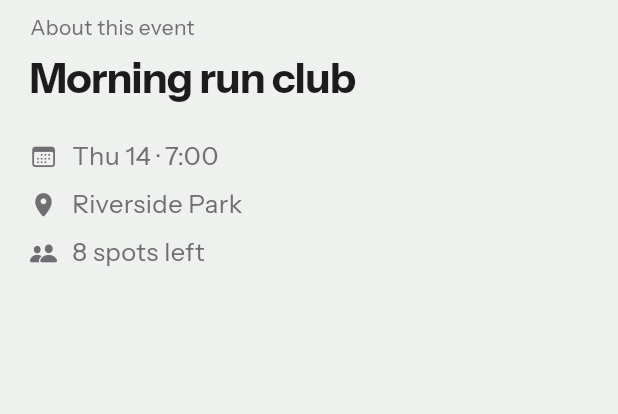
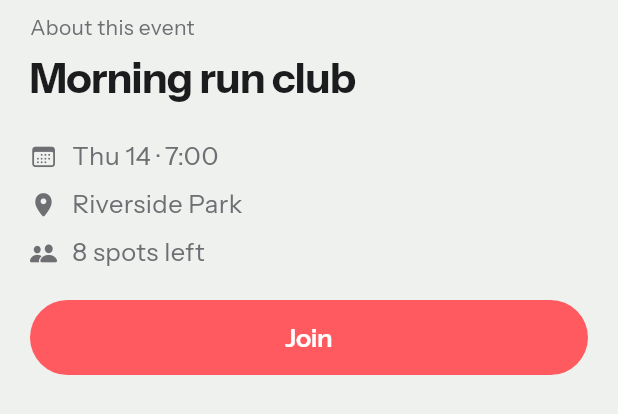
Before and after one commit to jeremyessien/poise, a Flutter app: the EventDetails widget shown alone on an empty page, opened directly with sample values from the repository, on a phone screen of 412 x 824 dp. Shown: the top 414 px of the screen. Run offline on Flutter 3.47's test engine with Material 3 defaults, Android fonts, the phone set to English and light mode, and no system bars.

Commit message:
Join events in Gather with TextSwap, and show it off
The event sheet gains a join button whose label swaps from Join to
Joining… to You're in. TextSwap gets its recipe page, where tapping the
button steps through the three labels, and the tour gains a change
chapter: it opens an event, joins it, and pulls the sheet away.

```diff
--- a/gallery/lib/src/gather/event_details.dart
+++ b/gallery/lib/src/gather/event_details.dart
@@ -1,16 +1,37 @@
 import 'package:flutter/cupertino.dart';
 
+import 'package:poise_registry/text_swap/text_swap.dart';
+
 import 'events.dart';
+import 'gather_button.dart';
 import 'gather_style.dart';
+
+/// Where someone is in joining an event.
+enum JoinState {
+  open('Join'),
+  joining('Joining…'),
+  joined("You're in");
+
+  const JoinState(this.label);
+
+  final String label;
+}
 
 /// What the sheet shows when an event is opened in Gather.
 final class EventDetails extends StatelessWidget {
-  const EventDetails({super.key, required this.event});
+  const EventDetails({
+    super.key,
+    required this.event,
+    required this.joinState,
+    required this.onJoin,
+  });
 
   /// Heads the details, and gives the tour something to drag the sheet by.
   static const heading = 'About this event';
 
   final GatherEvent event;
+  final JoinState joinState;
+  final VoidCallback onJoin;
 
   @override
   Widget build(BuildContext context) => Padding(
@@ -32,6 +53,8 @@ final class EventDetails extends StatelessWidget {
           icon: CupertinoIcons.person_2_fill,
           text: '${event.spotsLeft} spots left',
         ),
+        const SizedBox(height: 20),
+        GatherButton(label: TextSwap(joinState.label), onTap: onJoin),
       ],
     ),
   );
--- a/gallery/lib/src/recipes.dart
+++ b/gallery/lib/src/recipes.dart
@@ -37,6 +37,20 @@ PoiseSheet(
   child: EventDetails(event: event),
 )''',
   ),
+  textSwap(
+    'TextSwap',
+    'Text that changes where it stands, rolling the new words in and '
+        'announcing them to screen readers.',
+    [MotionWord.change],
+    '''
+TextSwap(
+  switch (state) {
+    JoinState.open => 'Join',
+    JoinState.joining => 'Joining…',
+    JoinState.joined => "You're in",
+  },
+)''',
+  ),
   staggeredColumn(
     'StaggeredColumn',
     'A column whose children arrive one after another, spaced by the '
```
Also changed, not shown: gallery/lib/src/gather/gather_screen.dart (+21 -1 lines), gallery/lib/src/recipe_stages.dart (+38 -1 lines), gallery/lib/src/tour.dart (+13 -0 lines), 1 other file.
